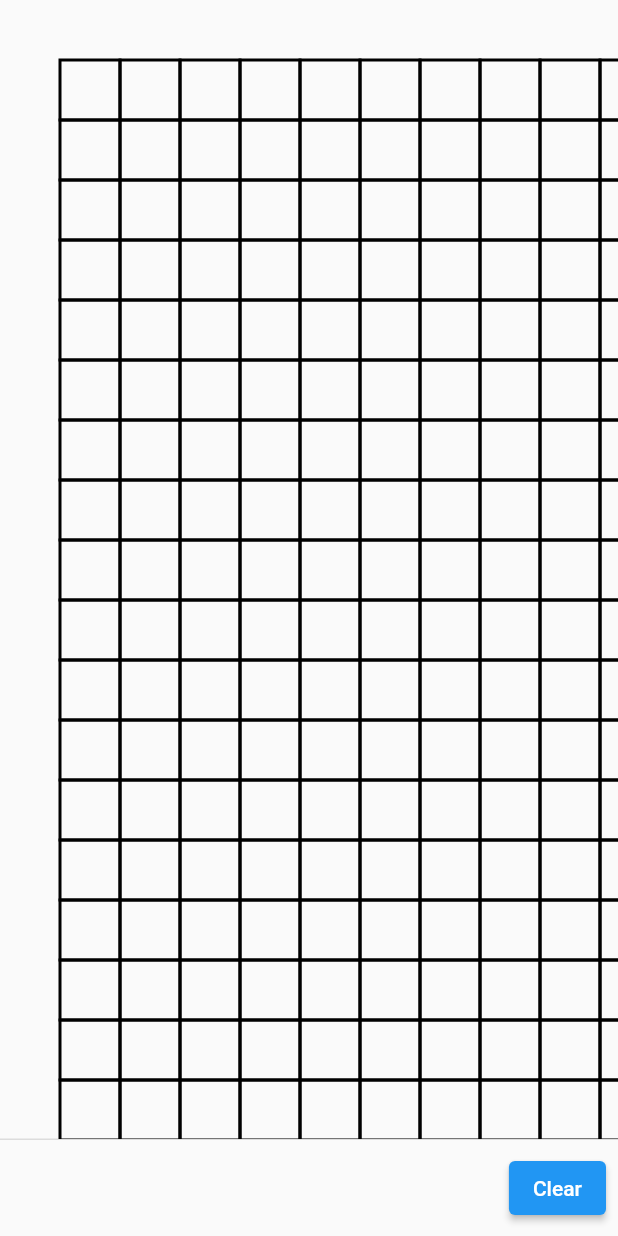
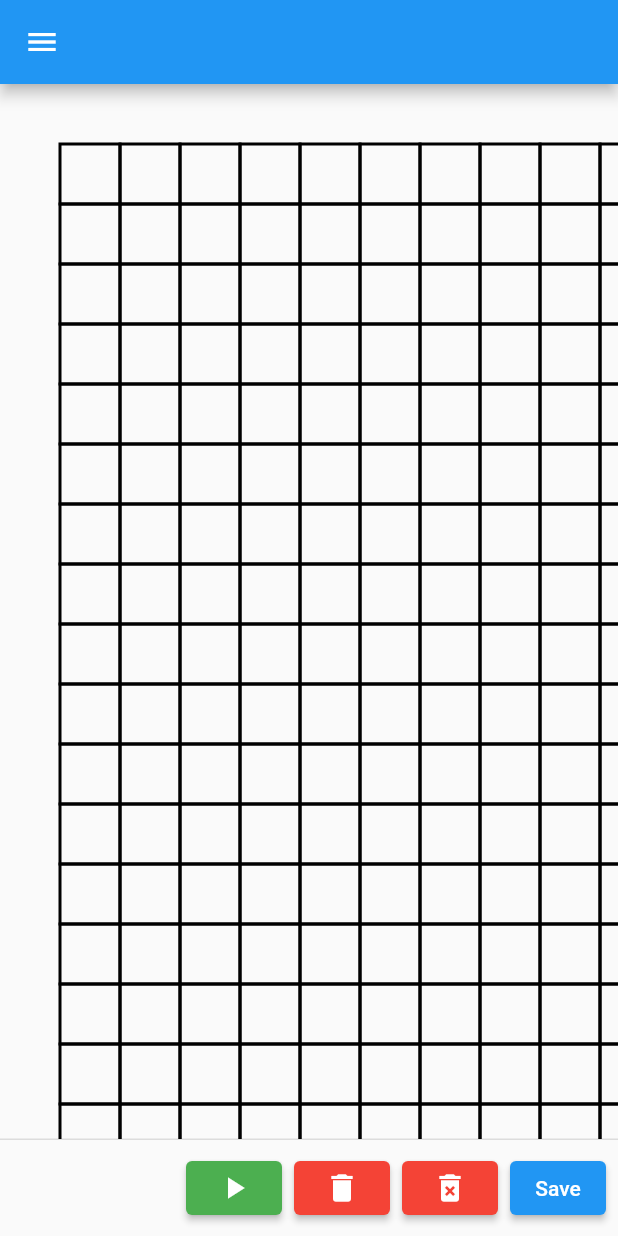
Before and after one commit to richardnd5/pixel, a Flutter app: the screen it shows after launch, on a phone screen of 412 x 824 dp. Run offline on Flutter 3.47's test engine with Material 2 defaults, Android fonts, the phone set to English and light mode, and no system bars.

Commit message:
moved options to app drawer. Replaced function buttons with Icons.

```diff
--- a/lib/main.dart
+++ b/lib/main.dart
@@ -1,6 +1,4 @@
 import 'package:flutter/material.dart';
-import 'dart:math' as math;
-
 import 'package:pixel/pixel_page.dart';
 import 'package:pixel/services/canvas_service.dart';
 import 'package:provider/provider.dart';
@@ -15,6 +13,7 @@ class App extends StatelessWidget {
   @override
   Widget build(BuildContext context) {
     return MaterialApp(
+      theme: ThemeData(),
       home: ChangeNotifierProvider(
         create: (_) => CanvasService(),
         child: PixelPage(),
--- a/lib/pixel_page.dart
+++ b/lib/pixel_page.dart
@@ -1,5 +1,6 @@
 import 'package:flutter/material.dart';
 import 'package:pixel/services/canvas_service.dart';
+import 'package:pixel/show_snack_bar.dart';
 import 'package:provider/provider.dart';
 import 'my_painter.dart';
 
@@ -19,15 +20,128 @@ class _PixelPageState extends State<PixelPage> {
     });
   }
 
+  savePressed() {
+    ScaffoldMessenger.of(context).clearSnackBars();
+    showSnackBar(
+        context,
+        Provider.of<CanvasService>(context, listen: false).saveCurrentCanvas()
+            ? 'Canvas Saved'
+            : 'Already Saved');
+  }
+
+  saveOnChangeToggle() {
+    Provider.of<CanvasService>(context, listen: false).toggleSaveOnEachChange();
+  }
+
+  toggleShowPreviousFrame() {
+    Provider.of<CanvasService>(context, listen: false)
+        .toggleShowPreviousFrame();
+  }
+
   @override
   Widget build(BuildContext context) {
-    return Scaffold(
+    return Container(
+      color: Theme.of(context).backgroundColor,
+      child: SafeArea(
+        child: Scaffold(
+          drawer: Drawer(
+            child: ListView(
+              padding: EdgeInsets.zero,
+              children: [
+                ListTile(
+                  title: Container(
+                    width: 80,
+                    child: Row(
+                      children: [
+                        Switch(
+                          value:
+                              context.watch<CanvasService>().saveOnEachChange,
+                          onChanged: (_) => saveOnChangeToggle(),
+                        ),
+                        Text(
+                          'Save On Change',
+                        ),
+                      ],
+                    ),
+                  ),
+                ),
+                ListTile(
+                  title: Container(
+                    width: 80,
+                    child: Row(
+                      children: [
+                        Switch(
+                          value:
+                              context.watch<CanvasService>().showPreviousFrame,
+                          onChanged: (_) => toggleShowPreviousFrame(),
+                        ),
+                        Text(
+                          'Show Previous Frame',
+                        ),
+                      ],
+                    ),
+                  ),
+                ),
+              ],
+            ),
+          ),
+          appBar: AppBar(),
           persistentFooterButtons: [
             ElevatedButton(
-          onPressed:
-              Provider.of<CanvasService>(context, listen: false).clearCanvas,
-          child: Text('Clear'),
-        )
+              style: ButtonStyle(
+                  backgroundColor: MaterialStateProperty.resolveWith(
+                      (states) => Colors.green)),
+              onPressed: () {
+                ScaffoldMessenger.of(context).clearSnackBars();
+                Provider.of<CanvasService>(context, listen: false)
+                    .playArrayOfCanvases();
+              },
+              // child: Text('Play all canvases', style: TextStyle(fontSize: 8)),
+              child: Icon(Icons.play_arrow),
+            ),
+            ElevatedButton(
+              style: ButtonStyle(
+                  backgroundColor: MaterialStateProperty.resolveWith(
+                      (states) => Colors.red)),
+              onPressed: () {
+                ScaffoldMessenger.of(context).clearSnackBars();
+                Provider.of<CanvasService>(context, listen: false)
+                    .clearCanvas();
+              },
+              child: Icon(Icons.delete),
+            ),
+            ElevatedButton(
+              style: ButtonStyle(
+                  backgroundColor: MaterialStateProperty.resolveWith(
+                      (states) => Colors.red)),
+              onPressed: () {
+                ScaffoldMessenger.of(context).clearSnackBars();
+                showDialog(
+                  context: context,
+                  builder: (_) => AlertDialog(
+                    title:
+                        Text('Are you sure you want to clear the animation?'),
+                    actions: [
+                      TextButton(
+                        child: Text('No'),
+                        onPressed: () => Navigator.pop(context),
+                      ),
+                      TextButton(
+                        child: Text('Yes'),
+                        onPressed: () {
+                          Provider.of<CanvasService>(context, listen: false)
+                              .clearAnimation();
+                          showSnackBar(context, 'Animation Cleared');
+                          Navigator.pop(context);
+                        },
+                      ),
+                    ],
+                  ),
+                );
+              },
+              child: Icon(Icons.delete_forever),
+            ),
+            ElevatedButton(onPressed: savePressed, child: Text('Save')),
           ],
           body: Center(
             child: SafeArea(
@@ -42,8 +156,10 @@ class _PixelPageState extends State<PixelPage> {
                             .tapUp(details.localPosition),
                     child: CustomPaint(
                       size: Size(5000, 5000),
-                  painter:
-                      MyPainter(context.watch<CanvasService>().currentCanvas),
+                      painter: MyPainter(
+                          context.watch<CanvasService>().currentCanvas.dots),
+                    ),
+                  ),
                 ),
               ),
             ),
--- a/lib/services/canvas_service.dart
+++ b/lib/services/canvas_service.dart
@@ -1,9 +1,36 @@
 import 'package:flutter/material.dart';
 import 'package:pixel/my_painter.dart';
 
+class Canvas {
+  List<Dot> dots;
+  String name;
+  Color dotsColor;
+
+  Canvas({
+    required this.name,
+    required this.dots,
+    required this.dotsColor,
+  });
+
+  Canvas.clone(Canvas canvas)
+      : this.dots = canvas.dots
+            .map<Dot>((e) => new Dot(
+                  color: e.color,
+                  gridPos: e.gridPos,
+                  on: e.on,
+                  number: e.number,
+                  size: e.size,
+                ))
+            .toList(),
+        this.name = canvas.name,
+        this.dotsColor = canvas.dotsColor;
+}
+
 class CanvasService extends ChangeNotifier {
-  List<Dot> get currentCanvas => _currentCanvas;
-  List<Dot> _currentCanvas = [];
+  Canvas get currentCanvas => _currentCanvas;
+  Canvas _currentCanvas =
+      Canvas(name: 'noodle', dots: [], dotsColor: Colors.black);
+  bool _canvasSaved = false;
   double get squareSize => _squareSize;
   late double _squareSize;
 
@@ -13,18 +40,37 @@ class CanvasService extends ChangeNotifier {
   bool get loading => _loading;
   bool _loading = false;
 
-  List<List<Dot>> get savedCanvases => _savedCanvases;
-  List<List<Dot>> _savedCanvases = [];
+  List<Canvas> get savedCanvases => _savedCanvases;
+  List<Canvas> _savedCanvases = [];
+
+  bool get saveOnEachChange => _saveOnEachChange;
+  bool _saveOnEachChange = true;
+
+  bool get showPreviousFrame => _showPreviousFrame;
+  bool _showPreviousFrame = false;
+
+  toggleShowPreviousFrame() {
+    _showPreviousFrame = !_showPreviousFrame;
+    notifyListeners();
+  }
+
+  toggleSaveOnEachChange() {
+    _saveOnEachChange = !_saveOnEachChange;
+    notifyListeners();
+  }
 
   tapUp(Offset localPosition) => _getDotAtPosition(localPosition);
 
   _getDotAtPosition(Offset localPosition) {
-    var foundDot = _currentCanvas.firstWhere(
+    var foundDot = _currentCanvas.dots.firstWhere(
         (dot) => tapWithinOffset(localPosition, dot.gridPos!, squareSize),
         orElse: () =>
             Dot(color: Colors.black, gridPos: null, on: false, number: 0));
     if (foundDot.gridPos != null) {
       foundDot.on = !foundDot.on;
+      _canvasSaved = false;
+      if (saveOnEachChange) saveCurrentCanvas();
+
       notifyListeners();
     }
   }
@@ -47,7 +93,7 @@ class CanvasService extends ChangeNotifier {
         var color = Colors.black;
 
         Offset gridPos = Offset(xPos, yPos);
-        _currentCanvas.add(Dot(
+        _currentCanvas.dots.add(Dot(
             color: color,
             gridPos: gridPos,
             on: false,
@@ -61,26 +107,52 @@ class CanvasService extends ChangeNotifier {
   }
 
   clearCanvas() {
-    _currentCanvas = [];
+    _currentCanvas = Canvas(
+      name: 'noodle',
+      dots: [],
+      dotsColor: Colors.black,
+    );
+    _canvasSaved = false;
     createBlankCanvas();
     notifyListeners();
   }
 
-  saveCanvas(List<Dot> canvas) {
-    savedCanvases.add(canvas);
+  clearAnimation() {
+    _currentCanvas = Canvas(
+      name: 'noodle',
+      dots: [],
+      dotsColor: Colors.black,
+    );
+    _canvasSaved = false;
+    _savedCanvases = [];
+    createBlankCanvas();
+    notifyListeners();
+  }
+
+  bool saveCurrentCanvas() {
+    if (!_canvasSaved && _currentCanvas.dots.isNotEmpty) {
+      _canvasSaved = true;
+
+      var secondList = new Canvas.clone(_currentCanvas);
+      savedCanvases.add(secondList);
+      return true;
+    }
+    return false;
   }
 
   loadCanvas(List<Dot> canvas) {
+    _canvasSaved = false;
     notifyListeners();
   }
 
-  playArrayOfCanvases(Duration frameRate, List<List<Dot>> frames) {
+  playArrayOfCanvases(
+      {Duration frameRate = const Duration(milliseconds: 100)}) async {
     _playingAnimation = true;
-    frames.forEach((canvas) async {
+    for (var canvas in _savedCanvases) {
       _currentCanvas = canvas;
+      notifyListeners();
       await Future.delayed(frameRate);
-      notifyListeners();
-    });
+    }
     _playingAnimation = false;
   }
 }
```
Also changed, not shown: lib/show_snack_bar.dart (added, +7 -0 lines). Lines whose indentation alone changed are shown as unchanged.
